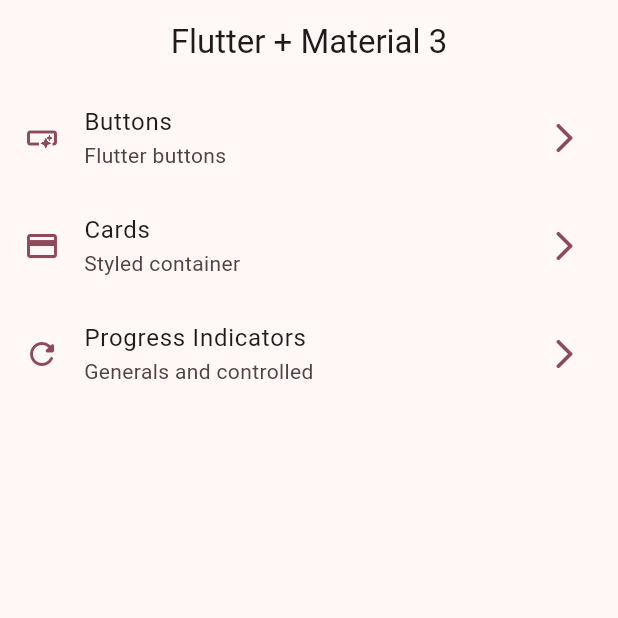
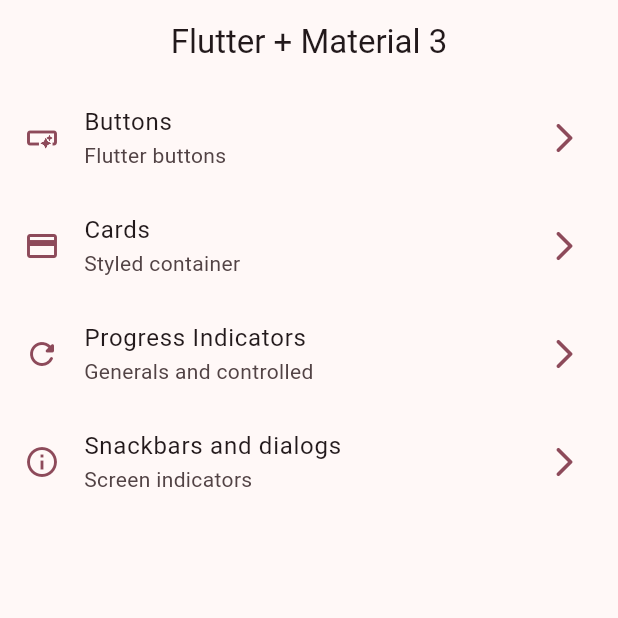
Before and after one commit to valllllll2000/flutter_widgets_app, a Flutter app: the screen it shows after launch, on a phone screen of 412 x 824 dp, the top half of it. Run offline on Flutter 3.47's test engine with Material 3 defaults, Android fonts, the phone set to English and light mode, and no system bars; our stand-ins replace go_router.

Commit message:
adds snackbars and dialogs

```diff
--- a/lib/config/menu/menu_items.dart
+++ b/lib/config/menu/menu_items.dart
@@ -29,4 +29,9 @@ const appMenuItems = <MenuItem>[
       subTitle: 'Generals and controlled',
       link: '/progress',
       icon: Icons.refresh_rounded),
+  MenuItem(
+      title: 'Snackbars and dialogs',
+      subTitle: 'Screen indicators',
+      link: '/snackbars',
+      icon: Icons.info_outline),
 ];
--- a/lib/config/router/app_router.dart
+++ b/lib/config/router/app_router.dart
@@ -23,5 +23,9 @@ final appRouter = GoRouter(
         path: '/progress',
         name: ProgressScreen.name,
         builder: (context, state) => const ProgressScreen()),
+    GoRoute(
+        path: '/snackbars',
+        name: SnackbarScreen.name,
+        builder: (context, state) => const SnackbarScreen()),
   ],
 );
--- a/lib/main.dart
+++ b/lib/main.dart
@@ -13,6 +13,7 @@ class MainApp extends StatelessWidget {
   @override
   Widget build(BuildContext context) {
     return MaterialApp.router(
+      title: 'Flutter Widgets',
       routerConfig: appRouter,
       debugShowCheckedModeBanner: false,
       theme: AppTheme(selectedColor: 8).getTheme(),
```
Also changed, not shown: lib/presentation/screens/snackbar/snackbar_screen.dart (+58 -1 lines).
